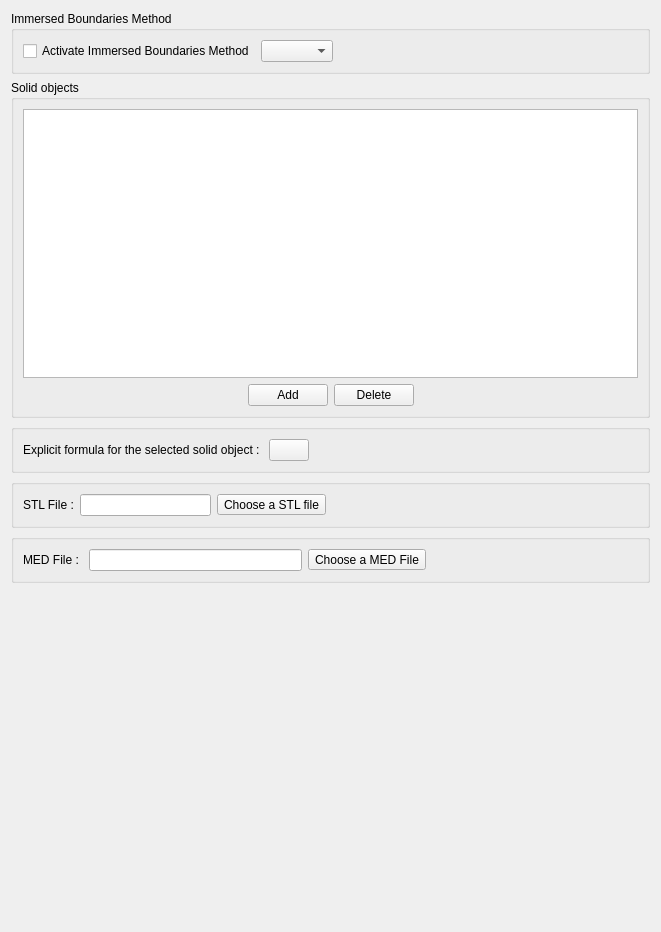
Qt form python/code_saturne/gui/case/ImmersedBoundariesNeptune.ui (code-saturne/code_saturne) before a commit.
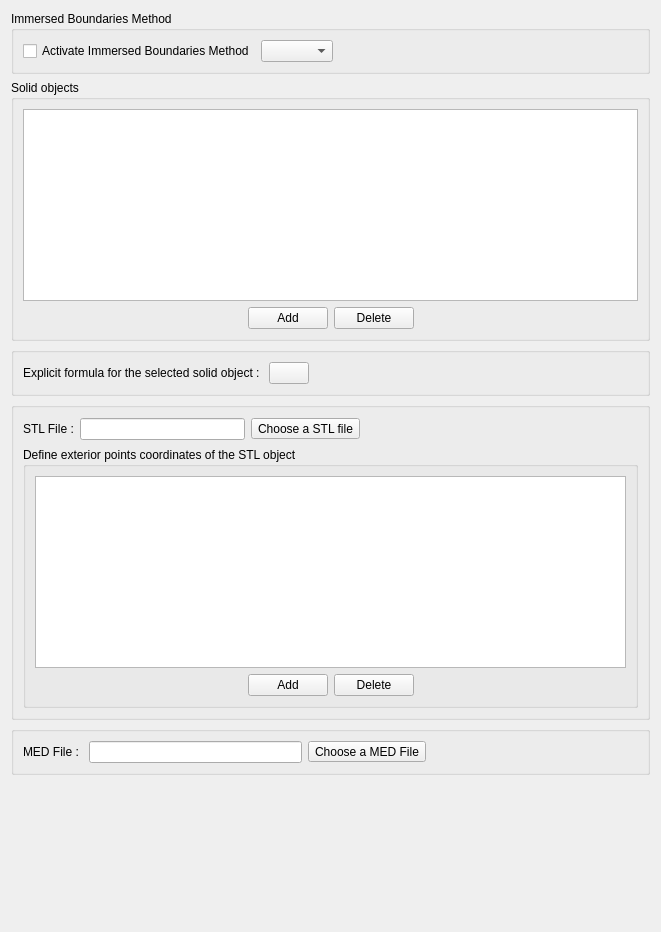
The same form after that commit. Icons and pictures are not drawn.

Commit message: Give the possibility to add external points for STL mesh

```diff
--- a/python/code_saturne/gui/case/ImmersedBoundariesNeptune.ui
+++ b/python/code_saturne/gui/case/ImmersedBoundariesNeptune.ui
@@ -162,7 +162,9 @@
      <property name="title">
       <string/>
      </property>
-     <layout class="QHBoxLayout" name="horizontalLayout_2">
+     <layout class="QGridLayout" name="gridLayout">
+      <item row="0" column="0">
+       <layout class="QHBoxLayout" name="horizontalLayout">
       <item>
        <widget class="QLabel" name="label_3">
         <property name="text">
@@ -191,11 +193,83 @@
         </property>
         <property name="sizeHint" stdset="0">
          <size>
-          <width>312</width>
+            <width>278</width>
+            <height>24</height>
+           </size>
+          </property>
+         </spacer>
+        </item>
+       </layout>
+      </item>
+      <item row="1" column="0">
+       <widget class="QGroupBox" name="groupBoxObjects_2">
+        <property name="title">
+         <string>Define exterior points coordinates of the STL object</string>
+        </property>
+        <layout class="QVBoxLayout" name="verticalLayout">
+         <item>
+          <widget class="QTableView" name="tableViewSTLPoints">
+           <property name="toolTip">
+            <string>&lt;html&gt;&lt;head/&gt;&lt;body&gt;&lt;p&gt;&lt;span style=&quot; font-size:9pt;&quot;&gt;CFD and SYSTEM scales coupling of NEPTUNE_CFD and CATHARE2. The zones where the coupling occurs are defined based on the boundary conditions in NEPTUNE_CFD and circuit elements for CATHARE2.&lt;/span&gt;&lt;/p&gt;&lt;/body&gt;&lt;/html&gt;</string>
+           </property>
+          </widget>
+         </item>
+         <item>
+          <layout class="QHBoxLayout" name="horizontalLayout_6">
+           <item>
+            <spacer name="horizontalSpacer_8">
+             <property name="orientation">
+              <enum>Qt::Horizontal</enum>
+             </property>
+             <property name="sizeHint" stdset="0">
+              <size>
+               <width>40</width>
           <height>20</height>
          </size>
         </property>
        </spacer>
+           </item>
+           <item>
+            <layout class="QHBoxLayout" name="horizontalLayoutFSI_2">
+             <item>
+              <widget class="QPushButton" name="pushButtonAddSTLPoint">
+               <property name="toolTip">
+                <string>&lt;html&gt;&lt;head/&gt;&lt;body&gt;&lt;p&gt;&lt;span style=&quot; font-size:9pt;&quot;&gt;Add a conjugate heat transfer.&lt;/span&gt;&lt;/p&gt;&lt;/body&gt;&lt;/html&gt;</string>
+               </property>
+               <property name="text">
+                <string>Add</string>
+               </property>
+              </widget>
+             </item>
+             <item>
+              <widget class="QPushButton" name="pushButtonDeleteSTLPoint">
+               <property name="toolTip">
+                <string>&lt;html&gt;&lt;head/&gt;&lt;body&gt;&lt;p&gt;&lt;span style=&quot; font-size:9pt;&quot;&gt;Remove the last added conjugate heat transfer.&lt;/span&gt;&lt;/p&gt;&lt;/body&gt;&lt;/html&gt;</string>
+               </property>
+               <property name="text">
+                <string>Delete</string>
+               </property>
+              </widget>
+             </item>
+            </layout>
+           </item>
+           <item>
+            <spacer name="horizontalSpacer_9">
+             <property name="orientation">
+              <enum>Qt::Horizontal</enum>
+             </property>
+             <property name="sizeHint" stdset="0">
+              <size>
+               <width>40</width>
+               <height>20</height>
+              </size>
+             </property>
+            </spacer>
+           </item>
+          </layout>
+         </item>
+        </layout>
+       </widget>
       </item>
      </layout>
     </widget>
```
Left out of the diff: 2 changed lines with no effect on the pictures. Lines whose indentation alone changed are shown as unchanged. The commit also changes 3 other files.
